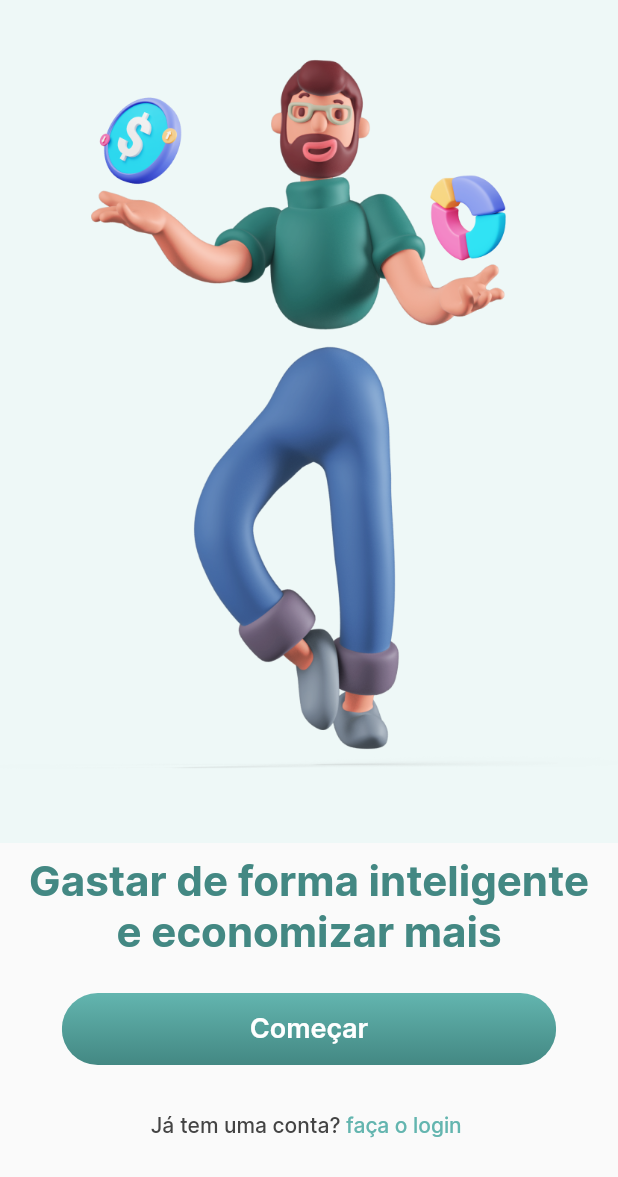
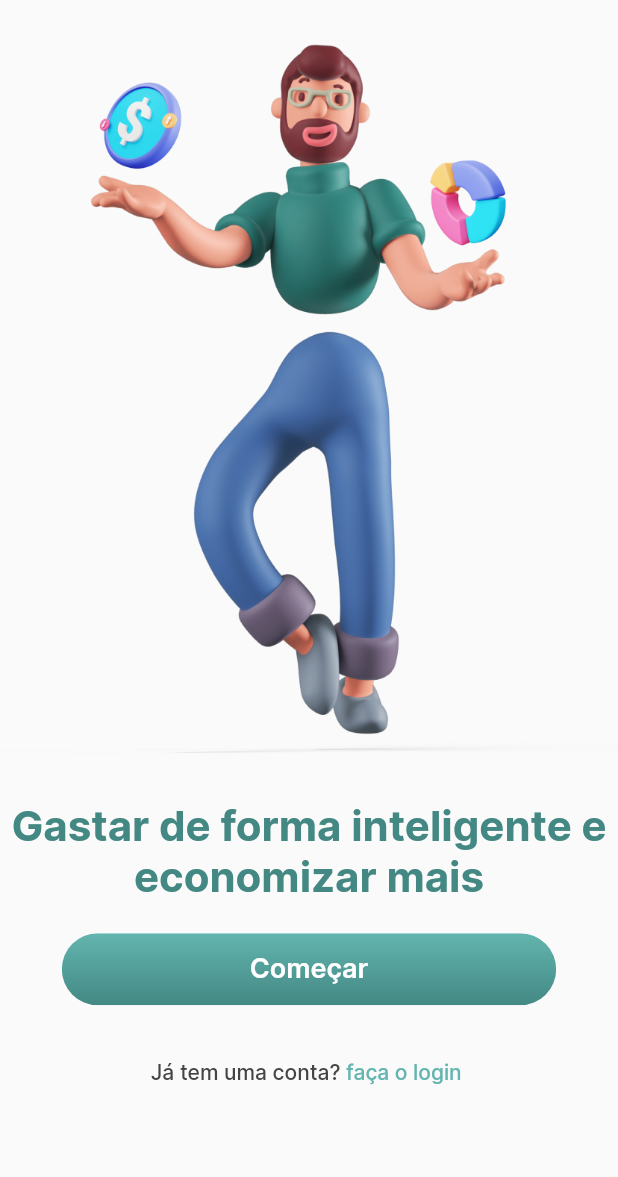
Before and after one commit to flutter-preview/CadisRaziel-finance_app_flutter, a Flutter app: the screen it shows after launch, on a phone screen of 412 x 824 dp. Shown: the top 1177 px of the screen. Run offline on Flutter 3.47's test engine with Material 2 defaults, Android fonts, the phone set to English and light mode, and no system bars; our stand-ins replace logger.

Commit message:
refactor: onboarding page size

```diff
--- a/lib/view/onboarding/onboarding_page.dart
+++ b/lib/view/onboarding/onboarding_page.dart
@@ -18,34 +18,30 @@ class OnboardingPage extends StatelessWidget {
         child: Align(
           child: Column(
             children: [
-              Expanded(
-                flex: 2,
-                child: Container(
-                  color: AppColors.iceWhite,
-                  child: Image.asset(
-                    AppImages.man,
-                  ),
-                ),
+                 SizedBox(
+                height: MediaQuery.of(context).size.height * 0.035,
               ),
-              Padding(
-                padding: const EdgeInsets.all(8.0),
-                child: Text(
-                  "Gastar de forma inteligente e economizar mais",
-                  style: AppTextStyle.mediumText
-                      .copyWith(color: AppColors.lightGreenTwo),
-                  textAlign: TextAlign.center,
-                ),
+              Image.asset(
+                AppImages.man,
+              ),  SizedBox(
+                height: MediaQuery.of(context).size.height * 0.025,
               ),
-              const SizedBox(
-                height: 16,
+              Text(
+                "Gastar de forma inteligente e economizar mais",
+                style: AppTextStyle.mediumText
+                    .copyWith(color: AppColors.lightGreenTwo),
+                textAlign: TextAlign.center,
+              ),
+             SizedBox(
+                height: MediaQuery.of(context).size.height * 0.025,
               ),
               ButtonLarge(
                   text: "Começar",
                   onPressed: () {
                     logger.i("Botão funcionando");
                   }),
-              const SizedBox(
-                height: 16,
+              SizedBox(
+                height: MediaQuery.of(context).size.height * 0.025
               ),
               MultiTextButton(
                 onPressed: () {},
@@ -64,9 +60,7 @@ class OnboardingPage extends StatelessWidget {
                   ),
                 ],
               ),
-              const SizedBox(
-                height: 50,
-              )
+
             ],
           ),
         ),
```
